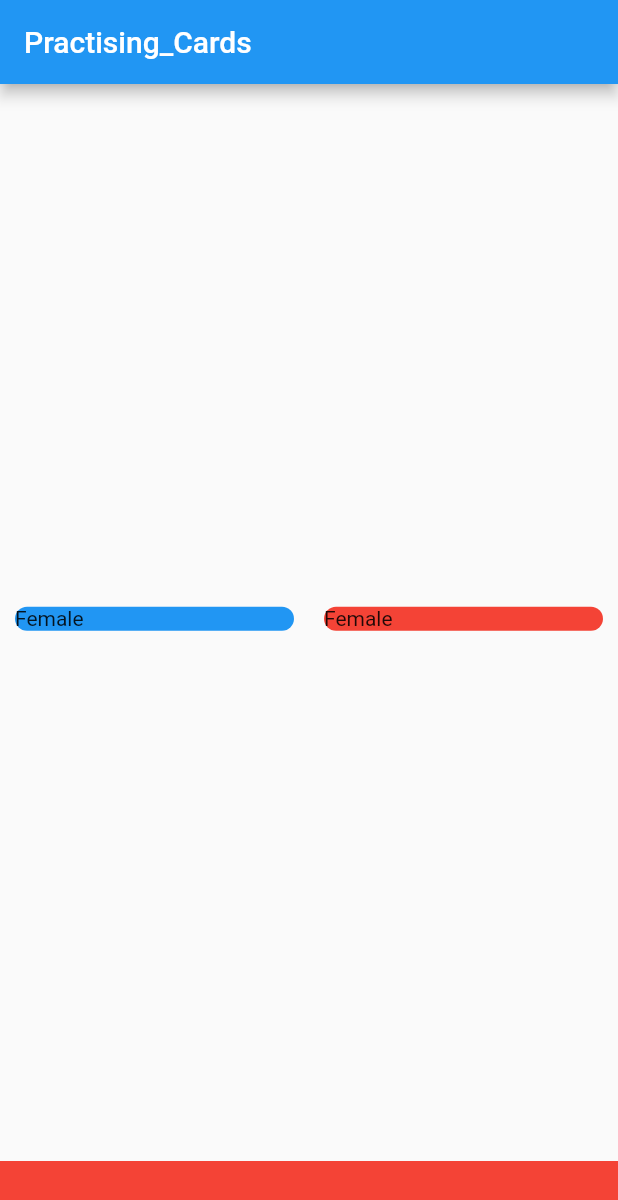
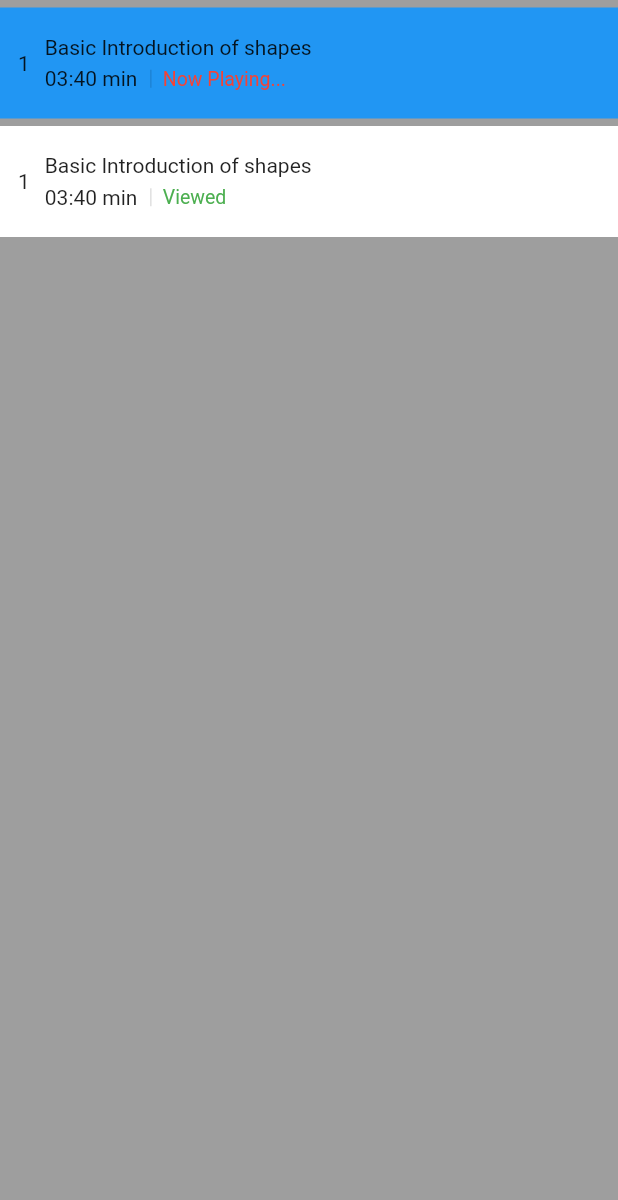
Before and after one commit to bytestocode/flutter-testbed, a Flutter app: the screen it shows after launch, on a phone screen of 412 x 824 dp. Shown: the top 1200 px of the screen. Run offline on Flutter 3.47's test engine with Material 2 defaults, Android fonts, the phone set to English and light mode, and no system bars; our stand-ins replace flutter_riverpod.

Commit message:
stackoverflow: setState2

```diff
--- a/lib/main.dart
+++ b/lib/main.dart
@@ -1,7 +1,7 @@
 import 'package:flutter/material.dart';
 import 'package:flutter_riverpod/flutter_riverpod.dart';
 
-import 'stackoverflow/setstatewidget.dart';
+import 'stackoverflow/setstatewidget2.dart';
 
 void main() => runApp(
       const ProviderScope(
@@ -22,7 +22,7 @@ class MyApp extends ConsumerWidget {
   Widget myApp() {
     return SafeArea(
       child: Scaffold(
-        body: MyHomePage(),
+        body: VideoDetail(),
       ),
     );
   }
--- /dev/null
+++ b/lib/stackoverflow/setstatewidget2.dart
@@ -0,0 +1,148 @@
+import 'package:flutter/material.dart';
+
+enum AgeStatus { child, old }
+
+class VideoDetail extends StatefulWidget {
+  @override
+  State<VideoDetail> createState() => _VideoDetailState();
+}
+
+class _VideoDetailState extends State<VideoDetail> {
+  // late YoutubePlayerController _controller;
+  int selectedIndex = 0;
+  var links = <String>["Dx2HBxOXccs", "1AM5Fgb-qjA"];
+
+  void playVideo(int index) {
+    setState(() {
+      selectedIndex = index;
+    });
+  }
+
+  @override
+  Widget build(BuildContext context) {
+    return SafeArea(
+      child: Stack(
+        children: [
+          Scaffold(
+            body: Builder(builder: (context) {
+              return Container(
+                color: Colors.grey,
+                child: Column(
+                  children: [
+                    // player,
+                    Expanded(
+                      child: ListView.builder(
+                        itemCount: 2,
+                        itemBuilder: (context, index) {
+                          return Column(
+                            children: [
+                              const SizedBox(
+                                height: 5.0,
+                              ),
+                              GestureDetector(
+                                onTap: () {
+                                  playVideo(index);
+                                  // _controller.loadVideoById(
+                                  //   videoId: links[index],
+                                  // );
+                                },
+                                child: Container(
+                                  decoration: BoxDecoration(
+                                    color: index == selectedIndex
+                                        ? Colors.blue
+                                        : Colors.white,
+                                  ),
+                                  child: Padding(
+                                    padding: const EdgeInsets.all(12.0),
+                                    child: Row(
+                                      children: [
+                                        Center(
+                                          child: Stack(
+                                            children: [
+                                              Container(
+                                                alignment: Alignment.center,
+                                                height: 50,
+                                                child: Text(
+                                                  '1',
+                                                  // "images/video.png",
+                                                ),
+                                              ),
+                                              Positioned(
+                                                bottom: 15.0,
+                                                left: 20.0,
+                                                child: Align(
+                                                  alignment:
+                                                      Alignment.bottomRight,
+                                                  child: Text('Play!!'),
+                                                ),
+                                              ),
+                                            ],
+                                          ),
+                                        ),
+                                        const SizedBox(
+                                          width: 10,
+                                        ),
+                                        Column(
+                                          mainAxisAlignment:
+                                              MainAxisAlignment.start,
+                                          crossAxisAlignment:
+                                              CrossAxisAlignment.start,
+                                          children: [
+                                            const Text(
+                                              "Basic Introduction of shapes",
+                                            ),
+                                            const SizedBox(
+                                              height: 5,
+                                            ),
+                                            IntrinsicHeight(
+                                              child: Row(
+                                                children: [
+                                                  const Text(
+                                                    "03:40 min",
+                                                  ),
+                                                  const SizedBox(
+                                                    width: 1.0,
+                                                  ),
+                                                  const SizedBox(
+                                                    height: 12.0,
+                                                    child: VerticalDivider(
+                                                      thickness: 1.0,
+                                                    ),
+                                                  ),
+                                                  Text(
+                                                    index == selectedIndex
+                                                        ? "Now Playing..."
+                                                        : "Viewed",
+                                                    style: TextStyle(
+                                                      fontSize: 13.0,
+                                                      color:
+                                                          index == selectedIndex
+                                                              ? Colors.red
+                                                              : Colors.green,
+                                                    ),
+                                                  )
+                                                ],
+                                              ),
+                                            ),
+                                          ],
+                                        )
+                                      ],
+                                    ),
+                                  ),
+                                ),
+                              ),
+                            ],
+                          );
+                        },
+                      ),
+                    )
+                  ],
+                ),
+              );
+            }),
+          ),
+        ],
+      ),
+    );
+  }
+}
```
